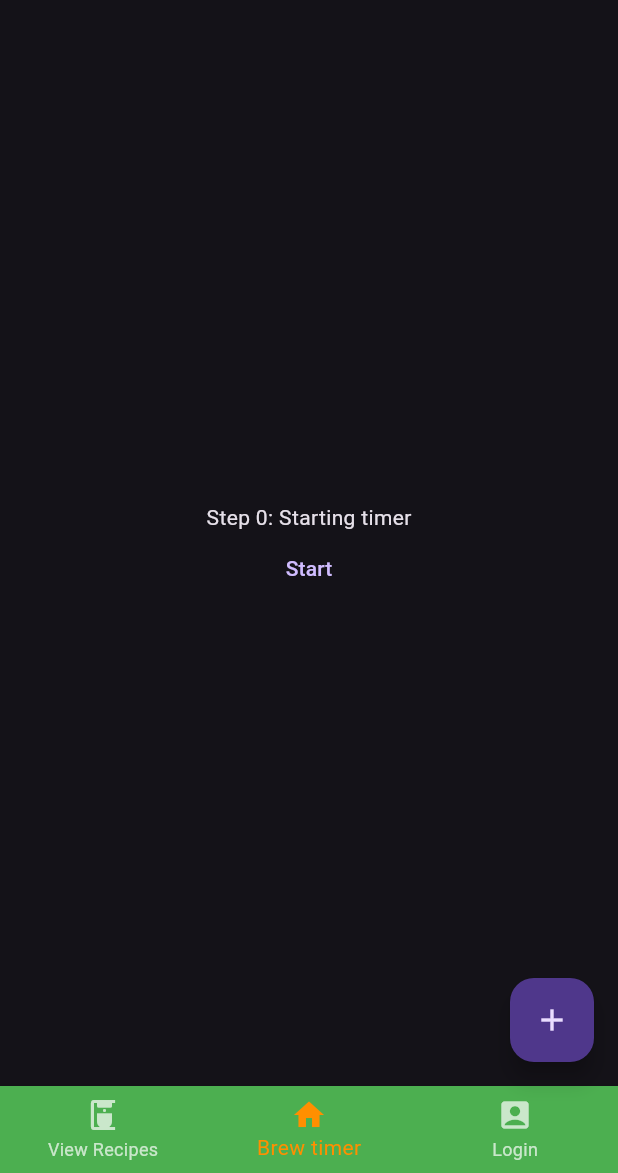
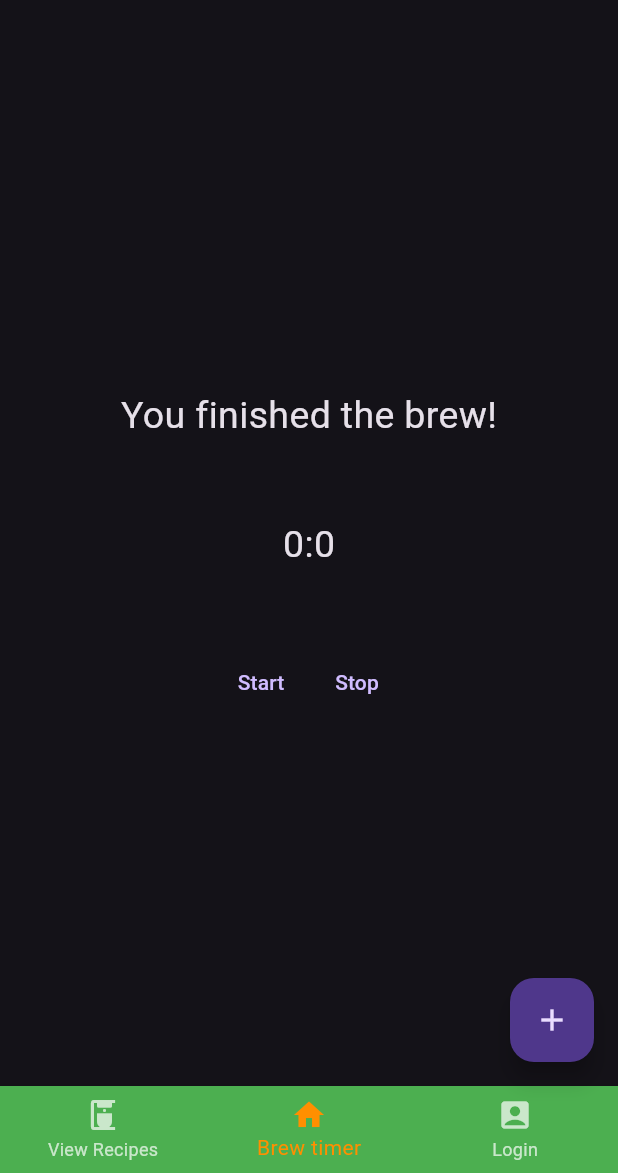
Before and after one commit to InspectorSpuds/BrewHelpyApp, a Flutter app: the screen it shows after launch, item 2 of the bottom bar chosen, after a tap on "Start", on a phone screen of 412 x 824 dp, the part 63-1236 px from its top. Run offline on Flutter 3.47's test engine with Material 3 defaults, Android fonts, the light colour scheme and no system bars; our stand-ins replace cloud_firestore, firebase_core; missing offline and left inert: fake_cloud_firestore; accounts and stored records are empty.

Commit message:
Merged Kevin Bui's changes from new-recipe-form: unit testing and brew steps Added brew timer support

```diff
--- a/lib/brew_timer.dart
+++ b/lib/brew_timer.dart
@@ -1,3 +1,6 @@
+import 'dart:async';
+import 'dart:math';
+
 import 'package:flutter/material.dart';
 
 class BrewTimer extends StatefulWidget {
@@ -11,9 +14,87 @@ class BrewTimer extends StatefulWidget {
 
 class _BrewTimerState extends State<BrewTimer> {
   //timer variables
+  Timer? timer;
+  List<Map<String, dynamic>> steps = [
+    //note: the timestamps are when to add the mass by
+    {
+      "mass" : 50,
+      "timestamp" : "0:30",
+    },
+    {
+      "mass" : 100,
+      "timestamp": "0:00"
+    }
+  ];
+  int nextMinutes = 0;
+  int nextSeconds = 0;
+
+  int stopMinutes = 0;
+  int stopSeconds = 0;
+
+  //ui vars
   int step = 0;
-  String messageBoard = "Starting timer";
-  Duration duration = Duration(minutes: 2, seconds: 2);
+  String messageBoard = "Add mass";
+  int minutes = 0;
+  int seconds = 0;
+
+  void startTimer() {
+    //get the final conditions
+    step = 0;
+    stopMinutes = int.parse(steps[steps.length - 1]['timestamp'].split(":")[0]);
+    stopSeconds = int.parse(steps[steps.length - 1]['timestamp'].split(":")[1]);
+
+    //get next goalpost if exists
+    nextMinutes = int.parse(steps[step]['timestamp'].split(":")[0]);
+    nextSeconds = int.parse(steps[step]['timestamp'].split(":")[1]);
+    messageBoard = "Add to ${steps[step]['mass']}g by ${steps[step]['timestamp']}";
+
+    print("$nextMinutes : $nextSeconds");
+
+    //set periodic time
+    timer = Timer.periodic(const Duration(seconds: 1), (_) => addTimer());
+  }
+
+  void stopTimer() {
+    timer?.cancel();
+    setState(() {
+      seconds = 0;
+      minutes = 0;
+    });
+  }
+
+  void addTimer() {
+    setState(() {
+      seconds++;
+
+      if(seconds >= 60) {
+        seconds = 0;
+        minutes++;
+      }
+
+      //if step post reached
+      if(minutes == nextMinutes && seconds == nextSeconds) {
+        moveToNextStep();
+      }
+
+      //stop timer at final step
+      if(minutes == stopMinutes && seconds == stopSeconds + 1) {
+        messageBoard = "You finished the brew!";
+        stopTimer();
+      }
+    });
+  }
+
+  void moveToNextStep() {
+    step++;
+
+    //only update if more steps left
+    if(step < steps.length) {
+      nextMinutes = int.parse(steps[step]['timestamp'].split(":")[0]);
+      nextSeconds = int.parse(steps[step]['timestamp'].split(":")[1]);
+      messageBoard = "Add to ${steps[step]['mass']}g by ${steps[step]['timestamp']}";
+    }
+  }
 
   @override
   Widget build(BuildContext context) {
@@ -21,13 +102,43 @@ class _BrewTimerState extends State<BrewTimer> {
       child: Column(
         mainAxisAlignment: MainAxisAlignment.center,
         children: [
-          Text("Step $step: $messageBoard"),
-          TextButton(
-              onPressed: () {
+          //The next step
+          Text(messageBoard, style: const TextStyle(fontSize: 25),),
+          const SizedBox(
+            height: 50,
+          ),
+          //the timer board
+          Center(
+            child: Row(
+              mainAxisAlignment: MainAxisAlignment.center,
+              children: [
+                Text("$minutes", style: const TextStyle(fontSize: 25)),
+                const Text(":", style: TextStyle(fontSize: 25)),
+                Text("$seconds", style: const TextStyle(fontSize: 25)),
+              ],
+            ),
+          ),
+          const SizedBox(
+            height: 50,
+          ),
+          Row(
+            mainAxisAlignment: MainAxisAlignment.center,
+            children: [
+              TextButton(
+                onPressed: () {
+                  startTimer();
+                },
+                child: const Text("Start"),
+              ),
+              TextButton(
+                  onPressed: () {
+                    stopTimer();
+                  },
+                  child: const Text("Stop")
+              )
+            ],
+          )
 
-              },
-              child: const Text("Start"),
-          ),
         ]
       )
     );
--- /dev/null
+++ b/lib/models/user.dart
@@ -0,0 +1,7 @@
+class User {
+  String email;
+  String password;
+  String id;
+
+  User(this.email, this.password, this.id);
+}
--- a/lib/service/database_handler.dart
+++ b/lib/service/database_handler.dart
@@ -5,12 +5,15 @@ import 'package:cloud_firestore/cloud_firestore.dart';
 import 'package:fake_cloud_firestore/fake_cloud_firestore.dart';
 import 'package:brewhelpy/recipe_steps.dart';
 import 'package:firebase_core/firebase_core.dart';
+import '../models/user.dart';
 import '../recipe.dart';
 import 'firebase_options.dart';
 
 
 class DbHandler {
   late var _db;
+  late User user;
+
   DBHandler(){}
 
   Future<void> test() async {
@@ -19,6 +22,10 @@ class DbHandler {
 
   Future<void> init() async  {
     _db = FirebaseFirestore.instance;
+  }
+
+  void setUser(User user) {
+    this.user = user;
   }
 
   /*creates a recipe, format:
```
